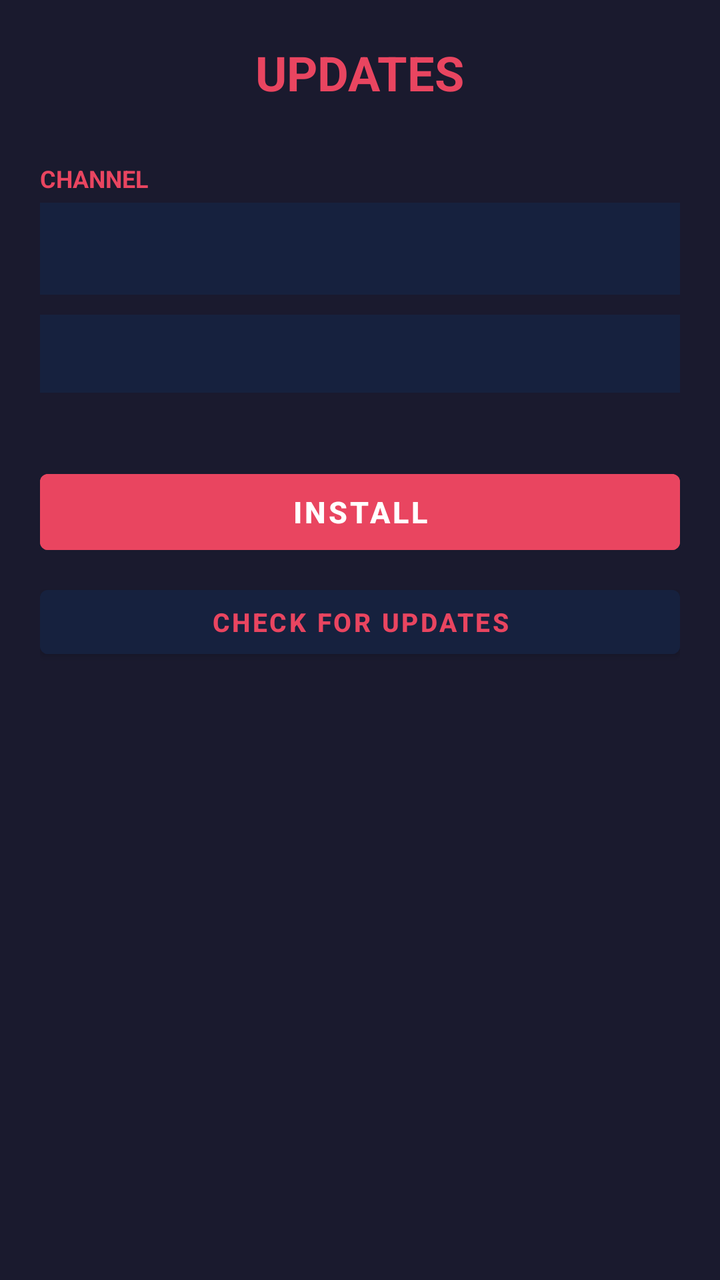
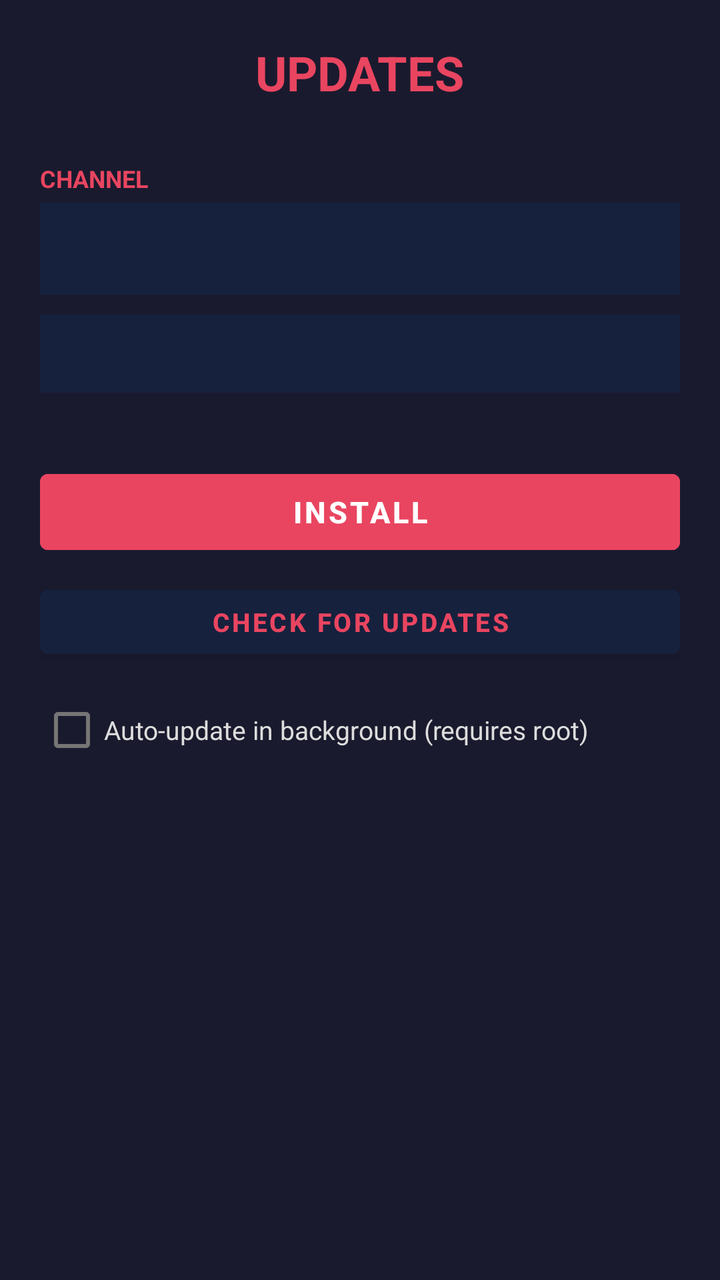

Before-and-after screenshots of an Android layout around one commit, followed by the original layout XML and the change that was made.
<!-- AndroidManifest.xml: application theme Theme.AndroidProxyApp -->
<!-- res/layout/activity_updates.xml -->
<?xml version="1.0" encoding="utf-8"?>
<LinearLayout xmlns:android="http://schemas.android.com/apk/res/android"
    android:layout_width="match_parent"
    android:layout_height="match_parent"
    android:orientation="vertical"
    android:background="#1a1a2e"
    android:padding="20dp"
    android:fitsSystemWindows="true">

    <TextView
        android:layout_width="wrap_content"
        android:layout_height="wrap_content"
        android:text="UPDATES"
        android:textColor="#e94560"
        android:textSize="24sp"
        android:textStyle="bold"
        android:layout_gravity="center_horizontal" />

    <TextView
        android:id="@+id/tvInstalled"
        android:layout_width="wrap_content"
        android:layout_height="wrap_content"
        android:text=""
        android:textColor="#888888"
        android:textSize="11sp"
        android:fontFamily="monospace"
        android:layout_gravity="center_horizontal"
        android:layout_marginBottom="14dp" />

    <TextView
        android:layout_width="wrap_content"
        android:layout_height="wrap_content"
        android:text="CHANNEL"
        android:textColor="#e94560"
        android:textSize="12sp"
        android:textStyle="bold"
        android:layout_marginBottom="4dp" />

    <Spinner
        android:id="@+id/spChannel"
        android:layout_width="match_parent"
        android:layout_height="46dp"
        android:background="#16213e"
        android:layout_marginBottom="10dp" />

    <TextView
        android:id="@+id/tvStatus"
        android:layout_width="match_parent"
        android:layout_height="wrap_content"
        android:text=""
        android:textColor="#88ffaa"
        android:textSize="14sp"
        android:textStyle="bold"
        android:padding="10dp"
        android:background="#16213e"
        android:layout_marginBottom="6dp" />

    <TextView
        android:id="@+id/tvLastCheck"
        android:layout_width="match_parent"
        android:layout_height="wrap_content"
        android:text=""
        android:textColor="#888888"
        android:textSize="11sp"
        android:layout_marginBottom="14dp" />

    
    <Button
        android:id="@+id/btnInstall"
        android:layout_width="match_parent"
        android:layout_height="50dp"
        android:text="INSTALL"
        android:textSize="15sp"
        android:textStyle="bold"
        android:backgroundTint="#e94560"
        android:layout_marginBottom="8dp" />

    <Button
        android:id="@+id/btnCheck"
        android:layout_width="match_parent"
        android:layout_height="44dp"
        android:text="CHECK FOR UPDATES"
        android:textSize="13sp"
        android:textStyle="bold"
        android:textColor="#e94560"
        android:backgroundTint="#16213e"
        android:layout_marginBottom="8dp" />

    
    <Button
        android:id="@+id/btnDowngrade"
        android:layout_width="match_parent"
        android:layout_height="44dp"
        android:text="DOWNGRADE ▼"
        android:textSize="13sp"
        android:textStyle="bold"
        android:textColor="#FFCC66"
        android:backgroundTint="#16213e"
        android:layout_marginBottom="8dp"
        android:visibility="gone" />

    <ScrollView
        android:id="@+id/svDowngrade"
        android:layout_width="match_parent"
        android:layout_height="0dp"
        android:layout_weight="1"
        android:background="#0f0f23"
        android:padding="6dp"
        android:visibility="gone">

        <LinearLayout
            android:id="@+id/llDowngrade"
            android:layout_width="match_parent"
            android:layout_height="wrap_content"
            android:orientation="vertical" />
    </ScrollView>

</LinearLayout>
<!-- resources referenced by this layout -->
<resources>
  <style name="Theme.AndroidProxyApp" parent="Theme.MaterialComponents.DayNight.NoActionBar">
          <item name="colorPrimary">#e94560</item>
          <item name="colorPrimaryVariant">#c81d4e</item>
          <item name="colorOnPrimary">#ffffff</item>
          <item name="colorSecondary">#0f3460</item>
          <item name="colorSecondaryVariant">#16213e</item>
          <item name="colorOnSecondary">#ffffff</item>
          <item name="android:statusBarColor">#0f0f23</item>
          <item name="android:navigationBarColor">#0f0f23</item>
      </style>
</resources>

<!-- the commit's change to res/layout/activity_updates.xml (unified diff, before → after) -->
@@ -87,6 +87,16 @@
         android:layout_marginBottom="8dp" />
 
     
+    <CheckBox
+        android:id="@+id/cbAutoUpdate"
+        android:layout_width="match_parent"
+        android:layout_height="wrap_content"
+        android:text="Auto-update in background (requires root)"
+        android:textColor="#dddddd"
+        android:textSize="13sp"
+        android:layout_marginBottom="8dp" />
+
+    
     <Button
         android:id="@+id/btnDowngrade"
         android:layout_width="match_parent"
